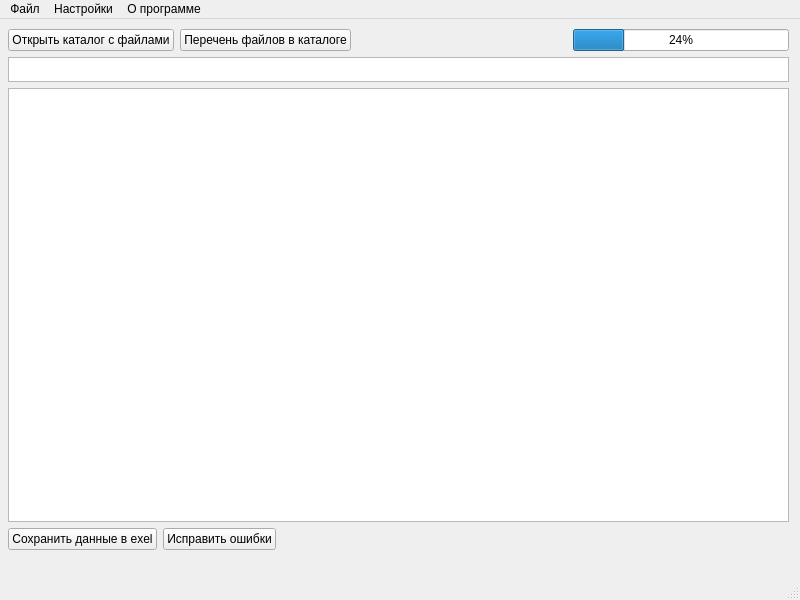
Qt form mainwindow.ui (Pohvalister/FIleCleaner) before a commit.
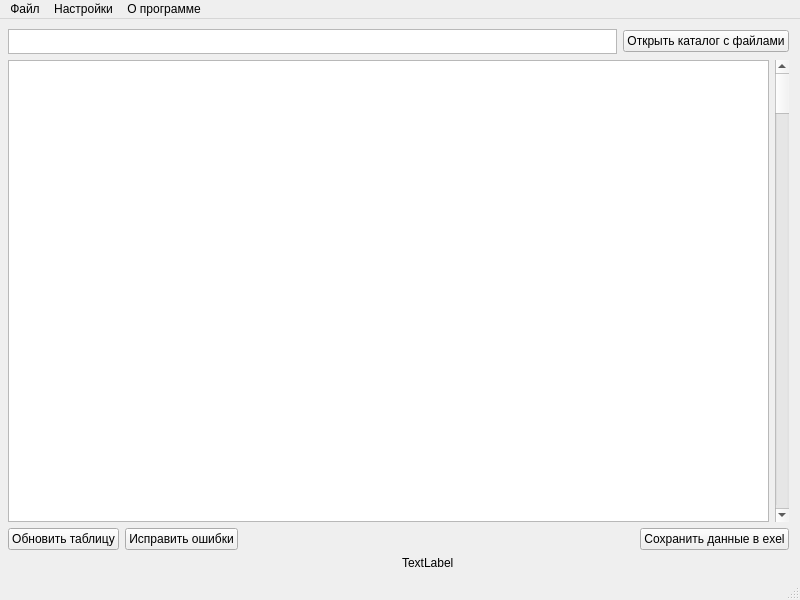
The same form after that commit.

Commit message: scroll bar added

Diff of the .ui file:
```diff
--- a/mainwindow.ui
+++ b/mainwindow.ui
@@ -25,43 +25,10 @@
     </property>
     <layout class="QVBoxLayout" name="verticalLayout">
      <item>
-      <layout class="QHBoxLayout" name="horizontalLayout">
-       <item>
-        <widget class="QPushButton" name="openDirButton">
-         <property name="text">
-          <string>Открыть каталог с файлами</string>
-         </property>
-        </widget>
+      <layout class="QHBoxLayout" name="horizontalLayout"/>
        </item>
        <item>
-        <widget class="QPushButton" name="getFilenamesButton">
-         <property name="text">
-          <string>Перечень файлов в каталоге</string>
-         </property>
-        </widget>
-       </item>
-       <item>
-        <spacer name="horizontalSpacer">
-         <property name="orientation">
-          <enum>Qt::Horizontal</enum>
-         </property>
-         <property name="sizeHint" stdset="0">
-          <size>
-           <width>40</width>
-           <height>20</height>
-          </size>
-         </property>
-        </spacer>
-       </item>
-       <item>
-        <widget class="QProgressBar" name="progressBar">
-         <property name="value">
-          <number>24</number>
-         </property>
-        </widget>
-       </item>
-      </layout>
-     </item>
+      <layout class="QHBoxLayout" name="horizontalLayout_7">
      <item>
       <widget class="QTextEdit" name="fileTextEdit">
        <property name="sizePolicy">
@@ -91,14 +58,44 @@
       </widget>
      </item>
      <item>
-      <widget class="QTableView" name="fileTableView"/>
+        <widget class="QPushButton" name="openDirButton">
+         <property name="text">
+          <string>Открыть каталог с файлами</string>
+         </property>
+        </widget>
+       </item>
+      </layout>
+     </item>
+     <item>
+      <layout class="QHBoxLayout" name="horizontalLayout_5">
+       <item>
+        <widget class="QListView" name="fileListView">
+         <property name="lineWidth">
+          <number>1</number>
+         </property>
+         <property name="verticalScrollBarPolicy">
+          <enum>Qt::ScrollBarAlwaysOff</enum>
+         </property>
+         <property name="autoScroll">
+          <bool>false</bool>
+         </property>
+        </widget>
+       </item>
+       <item>
+        <widget class="QScrollBar" name="tableScrollBar">
+         <property name="orientation">
+          <enum>Qt::Vertical</enum>
+         </property>
+        </widget>
+       </item>
+      </layout>
      </item>
      <item>
       <layout class="QHBoxLayout" name="horizontalLayout_2">
        <item>
-        <widget class="QPushButton" name="exelSaveButton">
+        <widget class="QPushButton" name="getFilenamesButton">
          <property name="text">
-          <string>Сохранить данные в exel</string>
+          <string>Обновить таблицу</string>
          </property>
         </widget>
        </item>
@@ -122,8 +119,17 @@
          </property>
         </spacer>
        </item>
+       <item>
+        <widget class="QPushButton" name="exelSaveButton">
+         <property name="text">
+          <string>Сохранить данные в exel</string>
+         </property>
+        </widget>
+       </item>
       </layout>
      </item>
+     <item>
+      <layout class="QHBoxLayout" name="horizontalLayout_3">
      <item>
       <widget class="QLabel" name="statusLabel">
        <property name="text">
@@ -131,6 +137,15 @@
        </property>
       </widget>
      </item>
+       <item>
+        <widget class="QLabel" name="tmpLabel">
+         <property name="text">
+          <string>TextLabel</string>
+         </property>
+        </widget>
+       </item>
+      </layout>
+     </item>
     </layout>
    </widget>
   </widget>
```
Left out of the diff: 2 changed lines with no effect on the pictures. Lines whose indentation alone changed are shown as unchanged. The commit also changes 10 other files.
